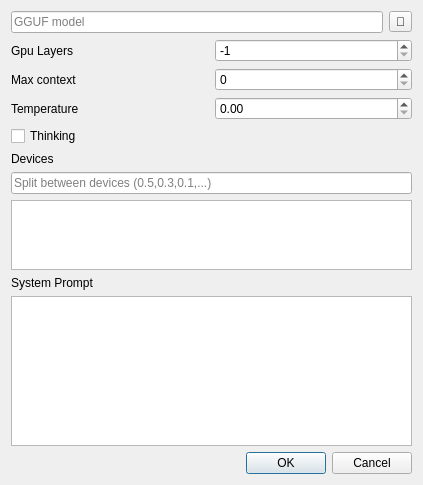
Before: the Qt Designer form dialogconfig.ui in artthirt/LLMTest, drawn with Qt 5.
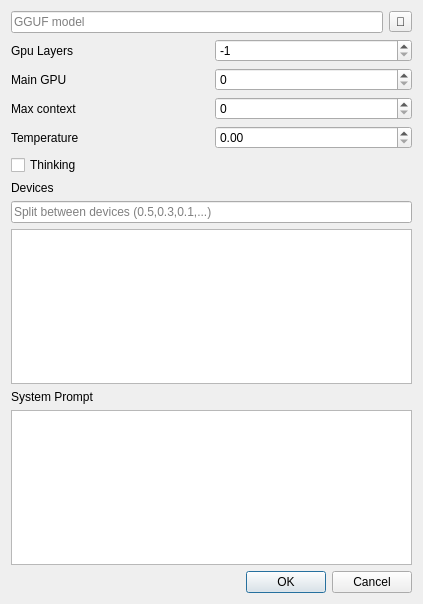
After: the same form once the commit is applied.

The edit to the form file:
```diff
--- a/dialogconfig.ui
+++ b/dialogconfig.ui
@@ -7,7 +7,7 @@
     <x>0</x>
     <y>0</y>
     <width>423</width>
-    <height>443</height>
+    <height>604</height>
    </rect>
   </property>
   <property name="windowTitle">
@@ -37,30 +37,30 @@
    </item>
    <item>
     <layout class="QGridLayout" name="gridLayout">
-     <item row="0" column="0">
-      <widget class="QLabel" name="label_3">
-       <property name="text">
-        <string>Gpu Layers</string>
-       </property>
-      </widget>
-     </item>
      <item row="2" column="0">
-      <widget class="QLabel" name="label_2">
-       <property name="text">
-        <string>Temperature</string>
-       </property>
-      </widget>
-     </item>
-     <item row="1" column="0">
       <widget class="QLabel" name="label">
        <property name="text">
         <string>Max context</string>
        </property>
       </widget>
      </item>
-     <item row="2" column="1">
+     <item row="3" column="1">
       <widget class="QDoubleSpinBox" name="dsbTemp"/>
      </item>
+     <item row="2" column="1">
+      <widget class="QSpinBox" name="sbMaxContext">
+       <property name="maximum">
+        <number>512000</number>
+       </property>
+      </widget>
+     </item>
+     <item row="3" column="0">
+      <widget class="QLabel" name="label_2">
+       <property name="text">
+        <string>Temperature</string>
+       </property>
+      </widget>
+     </item>
      <item row="0" column="1">
       <widget class="QSpinBox" name="sbGpuLayers">
        <property name="minimum">
@@ -74,8 +74,22 @@
        </property>
       </widget>
      </item>
+     <item row="0" column="0">
+      <widget class="QLabel" name="label_3">
+       <property name="text">
+        <string>Gpu Layers</string>
+       </property>
+      </widget>
+     </item>
+     <item row="1" column="0">
+      <widget class="QLabel" name="label_6">
+       <property name="text">
+        <string>Main GPU</string>
+       </property>
+      </widget>
+     </item>
      <item row="1" column="1">
-      <widget class="QSpinBox" name="sbMaxContext">
+      <widget class="QSpinBox" name="sbMainGPU">
        <property name="maximum">
         <number>512000</number>
        </property>
```
